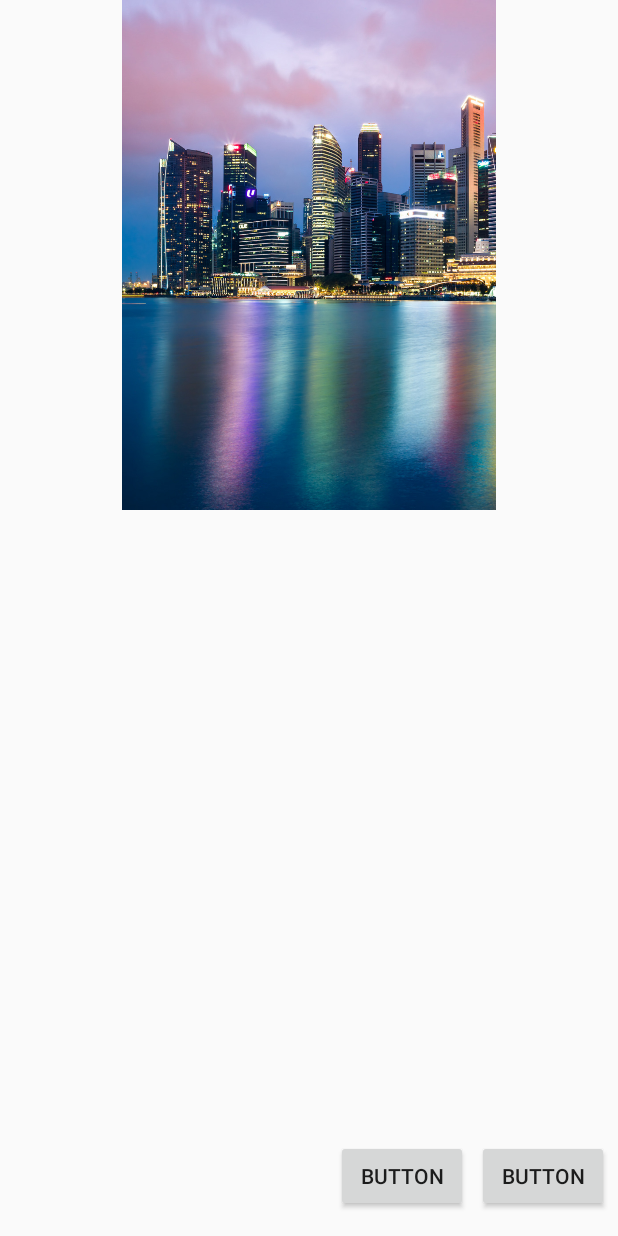
After one commit to KhinSandar/MSDTTeachingRepo, an Android app: the layout activity_constraint.xml on its own in the app's theme, with its tools: preview values and no code run, on a phone screen of 412 x 824 dp. The commit adds this screen. Run offline under Robolectric (Android 15) with nearby library versions, the phone set to English and light mode, and no system bars.

Commit message:
Commit from my branch

```diff
--- a/app/src/main/AndroidManifest.xml
+++ b/app/src/main/AndroidManifest.xml
@@ -13,6 +13,10 @@
             android:name=".MainActivity"
             android:label="@string/app_name"
             android:theme="@style/AppTheme.NoActionBar">
+
+        </activity>
+
+        <activity android:name=".ui.LoginActivity">
             <intent-filter>
                 <action android:name="android.intent.action.MAIN" />
 
--- /dev/null
+++ b/app/src/main/res/layout/activity_constraint.xml
@@ -0,0 +1,36 @@
+<?xml version="1.0" encoding="utf-8"?>
+<androidx.constraintlayout.widget.ConstraintLayout xmlns:android="http://schemas.android.com/apk/res/android"
+    xmlns:app="http://schemas.android.com/apk/res-auto"
+    xmlns:tools="http://schemas.android.com/tools"
+    android:layout_width="match_parent"
+    android:layout_height="match_parent">
+
+    <ImageView
+        android:id="@+id/imageView2"
+        android:layout_width="249dp"
+        android:layout_height="340dp"
+        android:scaleType="centerCrop"
+        app:layout_constraintEnd_toEndOf="parent"
+        app:layout_constraintStart_toStartOf="parent"
+        app:srcCompat="@drawable/singapore" />
+
+    <Button
+        android:id="@+id/button"
+        android:layout_width="wrap_content"
+        android:layout_height="wrap_content"
+        android:layout_marginEnd="6dp"
+        android:layout_marginBottom="16dp"
+        android:text="Button"
+        app:layout_constraintBottom_toBottomOf="parent"
+        app:layout_constraintEnd_toEndOf="parent" />
+
+    <Button
+        android:id="@+id/button2"
+        android:layout_width="wrap_content"
+        android:layout_height="wrap_content"
+        android:layout_marginEnd="6dp"
+        android:layout_marginBottom="16dp"
+        android:text="Button"
+        app:layout_constraintBottom_toBottomOf="parent"
+        app:layout_constraintEnd_toStartOf="@+id/button" />
+</androidx.constraintlayout.widget.ConstraintLayout>
--- a/app/src/main/res/values/colors.xml
+++ b/app/src/main/res/values/colors.xml
@@ -5,7 +5,7 @@
     <color name="colorPrimaryDark">#00574B</color>
     <color name="colorAccent">#D81B60</color> -->
 
-    <color name="colorPrimary">#FFEB3B</color>
+    <color name="colorPrimary">#F99000</color>
     <color name="colorPrimaryDark">#FBC02D</color>
     <color name="primary_light">#FFF9C4</color>
     <color name="colorAccent">#FFC107</color>
```
Also changed, not shown: app/src/main/res/drawable/singapore.jpg (added), app/src/main/res/mipmap-hdpi/ic_launcher.png, app/src/main/res/mipmap-hdpi/ic_launcher_round.png, app/src/main/res/mipmap-mdpi/ic_launcher.png, app/src/main/res/mipmap-mdpi/ic_launcher_round.png, app/src/main/res/mipmap-xhdpi/ic_launcher.png, app/src/main/res/mipmap-xhdpi/ic_launcher_round.png, app/src/main/res/mipmap-xxhdpi/ic_launcher.png, app/src/main/res/mipmap-xxhdpi/ic_launcher_round.png, app/src/main/res/mipmap-xxxhdpi/ic_launcher.png, app/src/main/res/mipmap-xxxhdpi/ic_launcher_round.png.
